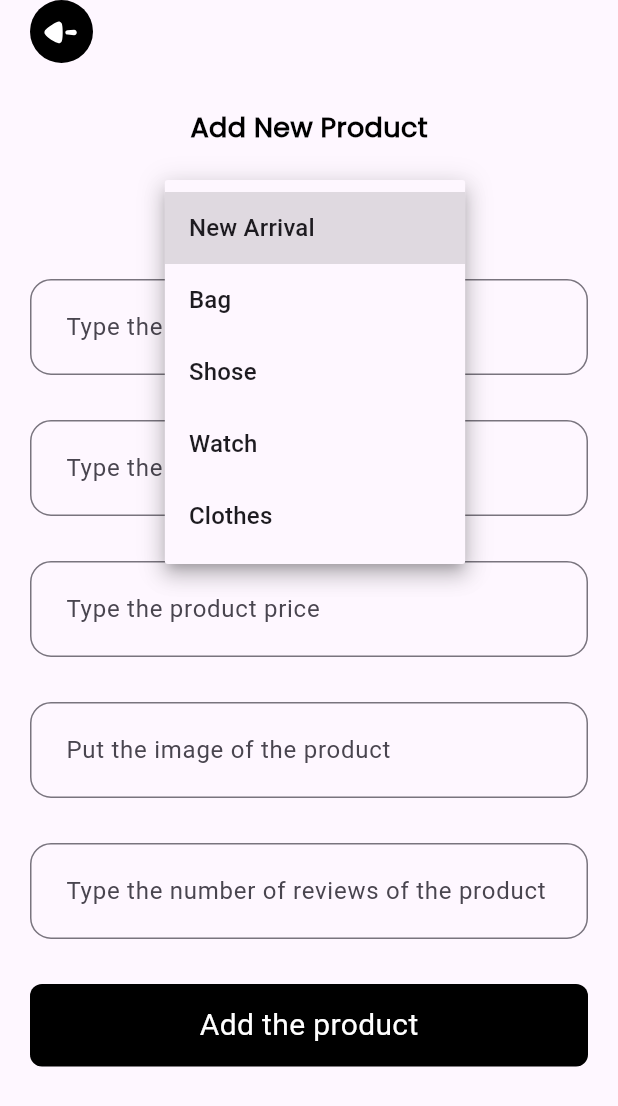
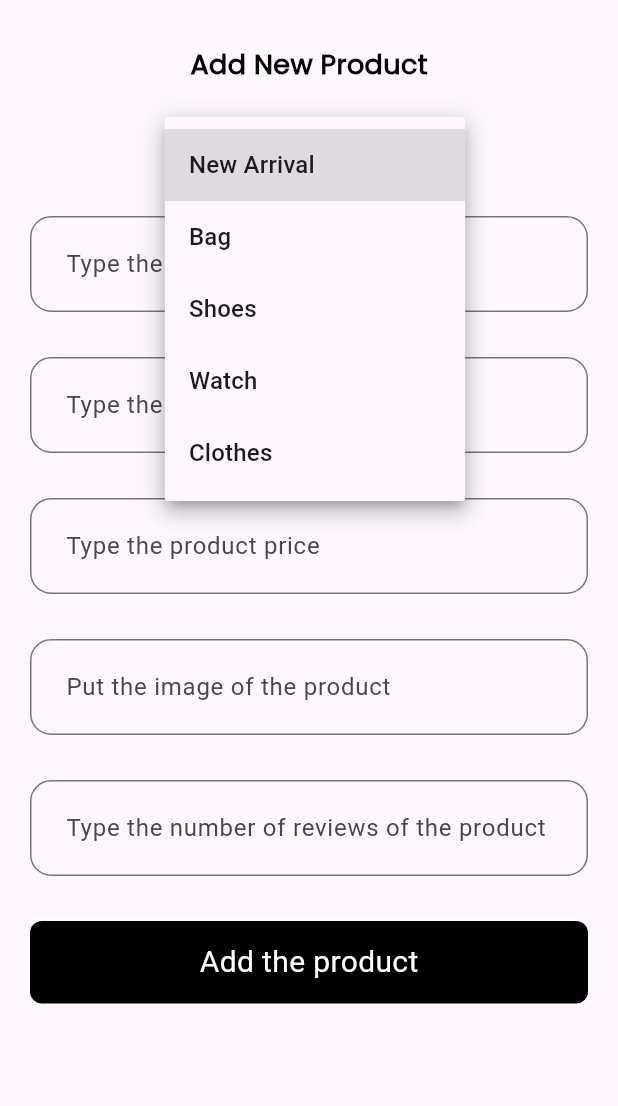
Before and after one commit to SeifRashedd/Fashion_Market, a Flutter app: the AddProductView screen opened by its route, after a tap on "Choose a category", on a phone screen of 412 x 824 dp. Shown: the top 1106 px of the screen. Run offline on Flutter 3.47's test engine with Material 3 defaults, Android fonts, the phone set to English and light mode, and no system bars; drawn by our look-alikes of modal_progress_hud_nsn; our stand-ins replace dartz, dio, equatable, firebase_auth, firebase_core, flutter_bloc and 4 more; accounts and stored records are empty.

Commit message:
finish the app

```diff
--- a/lib/Features/home/presentation/views/home_view.dart
+++ b/lib/Features/home/presentation/views/home_view.dart
@@ -39,7 +39,6 @@ class HomeViewState extends State<HomeView> {
         index: selectedIndex,
         children: const [
           HomeViewBody(),
-          // Add other views for different indices if needed
         ],
       ),
       bottomNavigationBar: CustomBottomNavigationBar(
--- a/lib/Features/home/presentation/views/product_details_view.dart
+++ b/lib/Features/home/presentation/views/product_details_view.dart
@@ -44,8 +44,8 @@ class ProductDetailsViewState extends State<ProductDetailsView> {
         child: BlocConsumer<DeleteproductCubit, DeleteproductState>(
           listener: (context, state) {
             if (state is DeleteProductSuccess) {
-              showSnackBar(context, 'Product deleted successfully!',
-                  isError: false);
+              // showSnackBar(context, 'Product deleted successfully!',
+              //     isError: false);
               GoRouter.of(context).push(kHomeView);
             } else if (state is DeleteproductFailure) {
               showSnackBar(context, state.errMsg, isError: true);
--- a/lib/Features/profile/presentaion/views/widgets/add_product_view.dart
+++ b/lib/Features/profile/presentaion/views/widgets/add_product_view.dart
@@ -1,11 +1,10 @@
 import 'package:fashion_market/Features/auth/presention/views/widgets/custom_button.dart';
 import 'package:fashion_market/Features/auth/presention/views/widgets/custom_form_text_failed.dart';
-import 'package:fashion_market/Features/home/presentation/views/widgets/custom_app_bar.dart';
+import 'package:flutter/material.dart';
+import 'package:flutter_bloc/flutter_bloc.dart';
 import 'package:fashion_market/Features/profile/presentaion/manger/add_product_cubit/add_product_cubit.dart';
 import 'package:fashion_market/constants.dart';
 import 'package:fashion_market/core/utils/app_styles.dart';
-import 'package:flutter/material.dart';
-import 'package:flutter_bloc/flutter_bloc.dart';
 import 'package:gap/gap.dart';
 import 'package:go_router/go_router.dart';
 import 'package:modal_progress_hud_nsn/modal_progress_hud_nsn.dart';
@@ -26,20 +25,19 @@ class AddProductViewState extends State<AddProductView> {
   double price = 0.0;
   GlobalKey<FormState> formkey = GlobalKey();
   bool isCategoryValid = true;
-  bool isLoding = false;
 
   final List<String> categories = [
     'New Arrival',
     'Bag',
-    'Shose',
+    'Shoes',
     'Watch',
     'Clothes'
   ];
 
   final Map<String, String> categoryMap = {
     'New Arrival': 'new arrival',
-    'Bag': 'bages',
-    'Shose': 'shose',
+    'Bag': 'bags',
+    'Shoes': 'shoes',
     'Watch': 'watches',
     'Clothes': 'clothes'
   };
@@ -47,30 +45,25 @@ class AddProductViewState extends State<AddProductView> {
   @override
   Widget build(BuildContext context) {
     return Scaffold(
-      body: ModalProgressHUD(
-        inAsyncCall: isLoding,
-        child: SafeArea(
-          child: BlocConsumer<AddProductCubit, AddProductCubitState>(
+      body: BlocConsumer<AddProductCubit, AddProductCubitState>(
         listener: (context, state) {
           if (state is AddProductCubitSuccess) {
-                showSnackBar(context, 'Product added successfully!',
-                    isError: false);
+            // showSnackBar(context, 'Product added successfully!', isError: false);
             GoRouter.of(context).push(kHomeView);
           } else if (state is AddProductCubitFailure) {
             showSnackBar(context, state.errMsg, isError: true);
-                isLoding = false;
-              } else if (state is AddProductCubitLoading) {
-                isLoding = true;
           }
         },
         builder: (context, state) {
-              return Padding(
+          return ModalProgressHUD(
+            inAsyncCall: state is AddProductCubitLoading,
+            child: SafeArea(
+              child: Padding(
                 padding: const EdgeInsets.symmetric(horizontal: 20),
                 child: Form(
                   key: formkey,
                   child: ListView(
                     children: [
-                      const CustomAppBar(),
                       const Gap(30),
                       Center(
                         child: Text(
@@ -187,10 +180,10 @@ class AddProductViewState extends State<AddProductView> {
                     ],
                   ),
                 ),
+              ),
+            ),
           );
         },
-          ),
-        ),
       ),
     );
   }
--- a/lib/main.dart
+++ b/lib/main.dart
@@ -20,11 +20,11 @@ Future<void> main() async {
     options: DefaultFirebaseOptions.currentPlatform,
   );
 
-  runApp(const FashionMarcket());
+  runApp(const FashionMarket());
 }
 
-class FashionMarcket extends StatelessWidget {
-  const FashionMarcket({super.key});
+class FashionMarket extends StatelessWidget {
+  const FashionMarket({super.key});
 
   @override
   Widget build(BuildContext context) {
```
Also changed, not shown: 1 other file. Lines whose indentation alone changed are shown as unchanged.
